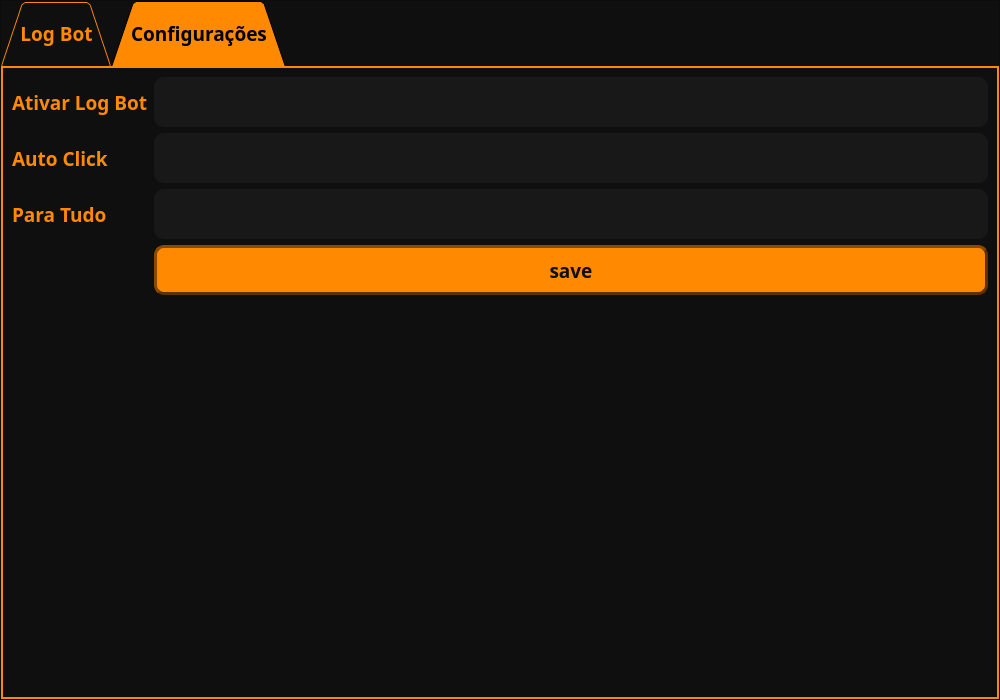
Old version of the form src/views/ps_view_2.ui in the repository AlissonTxD/Prime-Survivor-2.
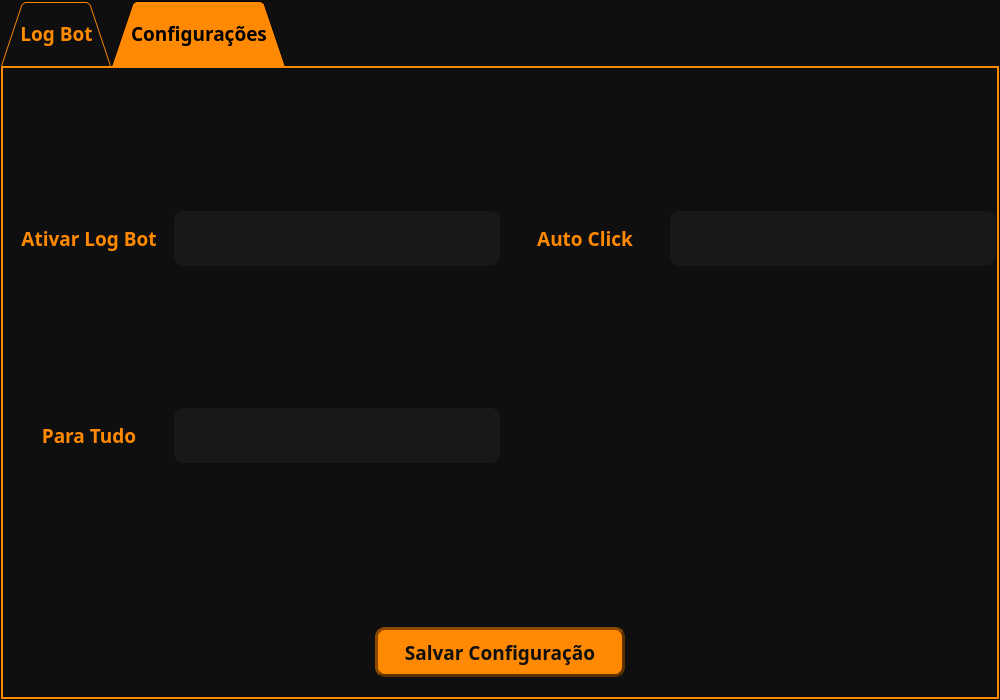
New version of the form. Icons and pictures are not drawn.

Commit message: Update KeySequenceAdapter to support shared key registry; enhance MacroBase with window focus functionality; modify LogBotModel for improved channel ID and integrate pywhatkit for image sending; refactor MainWindow to utilize updated KeySequenceAdapter; add configuration repository for JSON handling; update UI layout in ps_view_2.ui

```diff
--- a/src/views/ps_view_2.ui
+++ b/src/views/ps_view_2.ui
@@ -370,7 +370,102 @@
           <attribute name="title">
            <string>Configurações</string>
           </attribute>
-          <layout class="QFormLayout" name="formLayout">
+          <layout class="QVBoxLayout" name="verticalLayout_3">
+           <property name="spacing">
+            <number>0</number>
+           </property>
+           <property name="leftMargin">
+            <number>0</number>
+           </property>
+           <property name="topMargin">
+            <number>0</number>
+           </property>
+           <property name="rightMargin">
+            <number>0</number>
+           </property>
+           <property name="bottomMargin">
+            <number>0</number>
+           </property>
+           <item>
+            <widget class="QFrame" name="frame_4">
+             <property name="frameShape">
+              <enum>QFrame::StyledPanel</enum>
+             </property>
+             <property name="frameShadow">
+              <enum>QFrame::Raised</enum>
+             </property>
+             <layout class="QGridLayout" name="gridLayout">
+              <property name="leftMargin">
+               <number>0</number>
+              </property>
+              <property name="topMargin">
+               <number>0</number>
+              </property>
+              <property name="rightMargin">
+               <number>0</number>
+              </property>
+              <property name="bottomMargin">
+               <number>0</number>
+              </property>
+              <property name="spacing">
+               <number>0</number>
+              </property>
+              <item row="0" column="2">
+               <widget class="QLabel" name="label_4">
+                <property name="minimumSize">
+                 <size>
+                  <width>170</width>
+                  <height>50</height>
+                 </size>
+                </property>
+                <property name="font">
+                 <font>
+                  <family>Arial Black</family>
+                  <pointsize>14</pointsize>
+                  <weight>75</weight>
+                  <bold>true</bold>
+                 </font>
+                </property>
+                <property name="styleSheet">
+                 <string notr="true">color: rgb(255, 137, 1);
+</string>
+                </property>
+                <property name="text">
+                 <string>Auto Click</string>
+                </property>
+                <property name="alignment">
+                 <set>Qt::AlignCenter</set>
+                </property>
+               </widget>
+              </item>
+              <item row="0" column="0">
+               <widget class="QLabel" name="label_5">
+                <property name="minimumSize">
+                 <size>
+                  <width>170</width>
+                  <height>50</height>
+                 </size>
+                </property>
+                <property name="font">
+                 <font>
+                  <family>Arial Black</family>
+                  <pointsize>14</pointsize>
+                  <weight>75</weight>
+                  <bold>true</bold>
+                 </font>
+                </property>
+                <property name="styleSheet">
+                 <string notr="true">color: rgb(255, 137, 1);
+</string>
+                </property>
+                <property name="text">
+                 <string>Ativar Log Bot</string>
+                </property>
+                <property name="alignment">
+                 <set>Qt::AlignCenter</set>
+                </property>
+               </widget>
+              </item>
            <item row="0" column="1">
             <widget class="QLineEdit" name="lineedit_input_logbot">
              <property name="minimumSize">
@@ -379,6 +474,14 @@
                <height>50</height>
               </size>
              </property>
+                <property name="font">
+                 <font>
+                  <family>Arial Black</family>
+                  <pointsize>12</pointsize>
+                  <weight>75</weight>
+                  <bold>true</bold>
+                 </font>
+                </property>
              <property name="styleSheet">
               <string notr="true">QLineEdit {
 border: 0px solid rgb(45, 45, 45);
@@ -402,13 +505,21 @@
             </widget>
            </item>
            <item row="1" column="1">
-            <widget class="QLineEdit" name="lineedit_input_autoclick">
+               <widget class="QLineEdit" name="lineedit_input_stop">
              <property name="minimumSize">
               <size>
                <width>0</width>
                <height>50</height>
               </size>
              </property>
+                <property name="font">
+                 <font>
+                  <family>Arial Black</family>
+                  <pointsize>12</pointsize>
+                  <weight>75</weight>
+                  <bold>true</bold>
+                 </font>
+                </property>
              <property name="styleSheet">
               <string notr="true">QLineEdit {
 border: 0px solid rgb(45, 45, 45);
@@ -431,11 +542,11 @@
              </property>
             </widget>
            </item>
-           <item row="2" column="0">
+              <item row="1" column="0">
             <widget class="QLabel" name="label_3">
              <property name="minimumSize">
               <size>
-               <width>0</width>
+                  <width>170</width>
                <height>50</height>
               </size>
              </property>
@@ -454,16 +565,27 @@
              <property name="text">
               <string>Para Tudo</string>
              </property>
-            </widget>
-           </item>
-           <item row="2" column="1">
-            <widget class="QLineEdit" name="lineedit_input_stop">
+                <property name="alignment">
+                 <set>Qt::AlignCenter</set>
+                </property>
+               </widget>
+              </item>
+              <item row="0" column="3">
+               <widget class="QLineEdit" name="lineedit_input_autoclick">
              <property name="minimumSize">
               <size>
                <width>0</width>
                <height>50</height>
               </size>
              </property>
+                <property name="font">
+                 <font>
+                  <family>Arial Black</family>
+                  <pointsize>12</pointsize>
+                  <weight>75</weight>
+                  <bold>true</bold>
+                 </font>
+                </property>
              <property name="styleSheet">
               <string notr="true">QLineEdit {
 border: 0px solid rgb(45, 45, 45);
@@ -486,7 +608,40 @@
              </property>
             </widget>
            </item>
-           <item row="3" column="1">
+             </layout>
+            </widget>
+           </item>
+           <item>
+            <widget class="QFrame" name="frame_5">
+             <property name="maximumSize">
+              <size>
+               <width>16777215</width>
+               <height>89</height>
+              </size>
+             </property>
+             <property name="frameShape">
+              <enum>QFrame::StyledPanel</enum>
+             </property>
+             <property name="frameShadow">
+              <enum>QFrame::Raised</enum>
+             </property>
+             <layout class="QHBoxLayout" name="horizontalLayout_5">
+              <property name="spacing">
+               <number>0</number>
+              </property>
+              <property name="leftMargin">
+               <number>0</number>
+              </property>
+              <property name="topMargin">
+               <number>0</number>
+              </property>
+              <property name="rightMargin">
+               <number>0</number>
+              </property>
+              <property name="bottomMargin">
+               <number>0</number>
+              </property>
+              <item>
             <widget class="QPushButton" name="btn_save">
              <property name="minimumSize">
               <size>
@@ -494,6 +649,12 @@
                <height>50</height>
               </size>
              </property>
+                <property name="maximumSize">
+                 <size>
+                  <width>250</width>
+                  <height>16777215</height>
+                 </size>
+                </property>
              <property name="font">
               <font>
                <family>Arial Black</family>
@@ -530,58 +691,11 @@
 </string>
              </property>
              <property name="text">
-              <string>save</string>
+                 <string>Salvar Configuração</string>
              </property>
             </widget>
            </item>
-           <item row="1" column="0">
-            <widget class="QLabel" name="label_4">
-             <property name="minimumSize">
-              <size>
-               <width>0</width>
-               <height>50</height>
-              </size>
-             </property>
-             <property name="font">
-              <font>
-               <family>Arial Black</family>
-               <pointsize>14</pointsize>
-               <weight>75</weight>
-               <bold>true</bold>
-              </font>
-             </property>
-             <property name="styleSheet">
-              <string notr="true">color: rgb(255, 137, 1);
-</string>
-             </property>
-             <property name="text">
-              <string>Auto Click</string>
-             </property>
-            </widget>
-           </item>
-           <item row="0" column="0">
-            <widget class="QLabel" name="label_5">
-             <property name="minimumSize">
-              <size>
-               <width>0</width>
-               <height>50</height>
-              </size>
-             </property>
-             <property name="font">
-              <font>
-               <family>Arial Black</family>
-               <pointsize>14</pointsize>
-               <weight>75</weight>
-               <bold>true</bold>
-              </font>
-             </property>
-             <property name="styleSheet">
-              <string notr="true">color: rgb(255, 137, 1);
-</string>
-             </property>
-             <property name="text">
-              <string>Ativar Log Bot</string>
-             </property>
+             </layout>
             </widget>
            </item>
           </layout>
```
Lines whose indentation alone changed are shown as unchanged. The commit also changes 8 other files.
